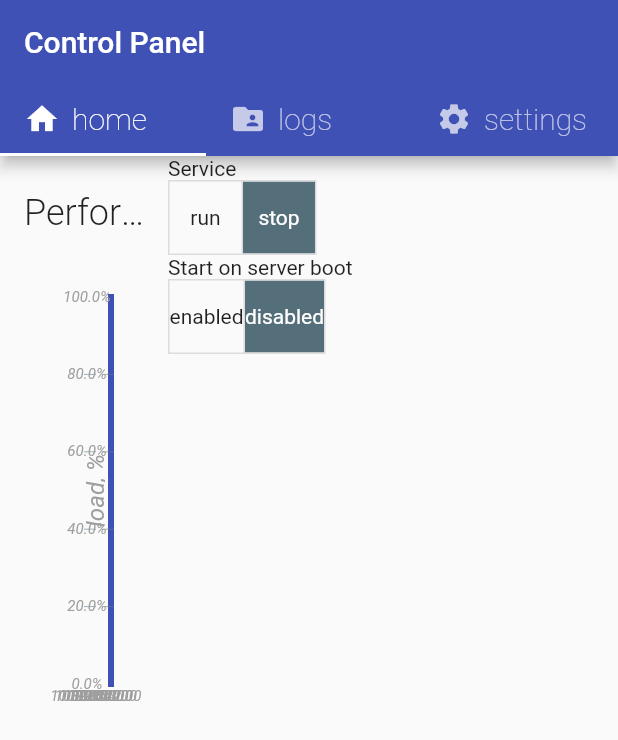
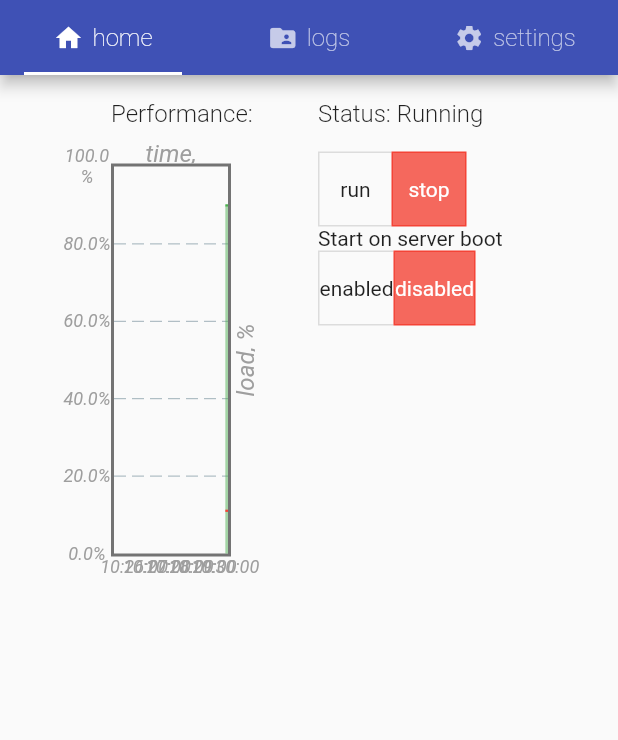
Before and after one commit to Robogera/service-control-panel, a Flutter app: the screen it shows after launch, on a phone screen of 412 x 824 dp. Shown: the top 740 px of the screen. Run offline on Flutter 3.47's test engine with Material 2 defaults, Android fonts, the phone set to English and light mode, and no system bars; drawn by our look-alikes of fl_chart.

Commit message:
Dev: colorful buttons

```diff
--- a/lib/main.dart
+++ b/lib/main.dart
@@ -36,24 +36,30 @@ class _AppState extends State<App> with TickerProviderStateMixin {
   @override
   void initState() {
     super.initState();
-    _tabController = TabController(length: 3, vsync: this);
+    _tabController = TabController(
+      length: 3,
+      vsync: this,
+      animationDuration: Duration.zero,
+    );
   }
 
   Widget tabLabel(String name, IconData iconData) {
     return Row(
+      mainAxisAlignment: MainAxisAlignment.center,
+      crossAxisAlignment: CrossAxisAlignment.center,
       children: <Widget>[
         Icon(
           iconData,
-          size: 24.0,
+          size: 20.0,
         ),
-        const SizedBox(width: 8.0),
+        const SizedBox(width: 6.0),
         Text(
           name,
           textAlign: TextAlign.center,
           overflow: TextOverflow.ellipsis,
           style: const TextStyle(
             fontWeight: FontWeight.w200,
-            fontSize: 20.0,
+            fontSize: 16.0,
           ),
         ),
       ],
@@ -64,8 +70,17 @@ class _AppState extends State<App> with TickerProviderStateMixin {
   Widget build(BuildContext context) {
     return Scaffold(
       appBar: AppBar(
-        title: const Text('Control Panel'),
-        bottom: TabBar(
+        toolbarHeight: 0,
+        bottom: PreferredSize(
+          preferredSize: const Size.fromHeight(50.0),
+          child: Container(
+            alignment: Alignment.center,
+            constraints: const BoxConstraints(maxWidth: 600.0),
+            child: TabBar(
+              overlayColor: const MaterialStatePropertyAll(Colors.transparent),
+              unselectedLabelColor: Colors.white70,
+              labelColor: Colors.white,
+              indicatorSize: TabBarIndicatorSize.label,
               controller: _tabController,
               tabs: <Widget>[
                 Tab(
@@ -78,6 +93,8 @@ class _AppState extends State<App> with TickerProviderStateMixin {
                   child: tabLabel('settings', Icons.settings),
                 ),
               ],
+            ),
+          ),
         ),
       ),
       body: TabBarView(
@@ -124,6 +141,13 @@ class _MainPageState extends State<MainPage>
   //   super.initState();
   // }
 
+  Color setColor(List<bool> state) {
+    if (state[0]) {
+      return Colors.green;
+    }
+    return Colors.red;
+  }
+
   @override
   Widget build(BuildContext context) {
     super.build(context);
@@ -132,20 +156,20 @@ class _MainPageState extends State<MainPage>
         Expanded(
           child: ListView(
             children: [
-              const SizedBox(height: 24.0),
+              const SizedBox(height: 16.0),
               const Padding(
-                padding: EdgeInsets.only(left: 16.0),
+                padding: EdgeInsets.only(left: 74.0),
                 child: Text(
                   'Performance:',
                   textAlign: TextAlign.left,
                   overflow: TextOverflow.ellipsis,
                   style: TextStyle(
                     fontWeight: FontWeight.w300,
-                    fontSize: 24.0,
+                    fontSize: 16.0,
                   ),
                 ),
               ),
-              const SizedBox(height: 24.0),
+              const SizedBox(height: 8.0),
               Container(
                 constraints: const BoxConstraints(
                   maxHeight: 300,
@@ -158,10 +182,20 @@ class _MainPageState extends State<MainPage>
           ),
         ),
         Container(
-          constraints: const BoxConstraints(minWidth: 200, maxWidth: 300),
+          constraints: const BoxConstraints(minWidth: 150, maxWidth: 200),
           child: ListView(
             children: [
-              const Text("Service"),
+              SizedBox.fromSize(size: const Size.fromHeight(16.0)),
+              const Text(
+                'Status: Running',
+                textAlign: TextAlign.left,
+                overflow: TextOverflow.ellipsis,
+                style: TextStyle(
+                  fontWeight: FontWeight.w300,
+                  fontSize: 16.0,
+                ),
+              ),
+              SizedBox.fromSize(size: const Size.fromHeight(16.0)),
               ToggleButtons(
                 onPressed: (int indexPressed) {
                   setState(() {
@@ -172,7 +206,9 @@ class _MainPageState extends State<MainPage>
                 },
                 isSelected: _selectedPowerAction,
                 selectedColor: Colors.white,
-                fillColor: Colors.blueGrey[600],
+                selectedBorderColor: setColor(_selectedPowerAction),
+                disabledBorderColor: setColor(_selectedPowerAction),
+                fillColor: setColor(_selectedPowerAction).withOpacity(0.8),
                 children: powerActions,
               ),
               const Text("Start on server boot"),
@@ -186,7 +222,9 @@ class _MainPageState extends State<MainPage>
                 },
                 isSelected: _selectedAutostartPolicy,
                 selectedColor: Colors.white,
-                fillColor: Colors.blueGrey[600],
+                selectedBorderColor: setColor(_selectedAutostartPolicy),
+                disabledBorderColor: setColor(_selectedAutostartPolicy),
+                fillColor: setColor(_selectedAutostartPolicy).withOpacity(0.8),
                 children: autostartPolicies,
               ),
             ],
@@ -207,7 +245,7 @@ class PerformanceChart extends StatefulWidget {
 }
 
 class _PerformanceChartState extends State<PerformanceChart> {
-  final maxSpots = 1000;
+  final maxSpots = 600;
   final pointsCPU = <FlSpot>[];
   final pointsRAM = <FlSpot>[];
 
@@ -251,7 +289,7 @@ class _PerformanceChartState extends State<PerformanceChart> {
       dotData: FlDotData(
         show: false,
       ),
-      barWidth: 3,
+      barWidth: 1.5,
       isCurved: true,
       color: color,
       belowBarData: BarAreaData(
@@ -268,7 +306,7 @@ class _PerformanceChartState extends State<PerformanceChart> {
     var convertedTime = DateTime.fromMillisecondsSinceEpoch(tick.toInt());
     return labelText(
       DateFormat('HH:mm:ss').format(convertedTime),
-      10.0,
+      12.0,
     );
   }
 
@@ -276,7 +314,7 @@ class _PerformanceChartState extends State<PerformanceChart> {
     final str = tick.toString();
     return labelText(
       "$str%",
-      10.0,
+      12.0,
     );
   }
 
@@ -327,7 +365,7 @@ class _PerformanceChartState extends State<PerformanceChart> {
         borderData: FlBorderData(
           show: true,
           border: Border.all(
-            color: Colors.indigo,
+            color: Colors.black54,
             width: 2,
           ),
         ),
```
Also changed, not shown: pubspec.lock. Lines whose indentation alone changed are shown as unchanged.
